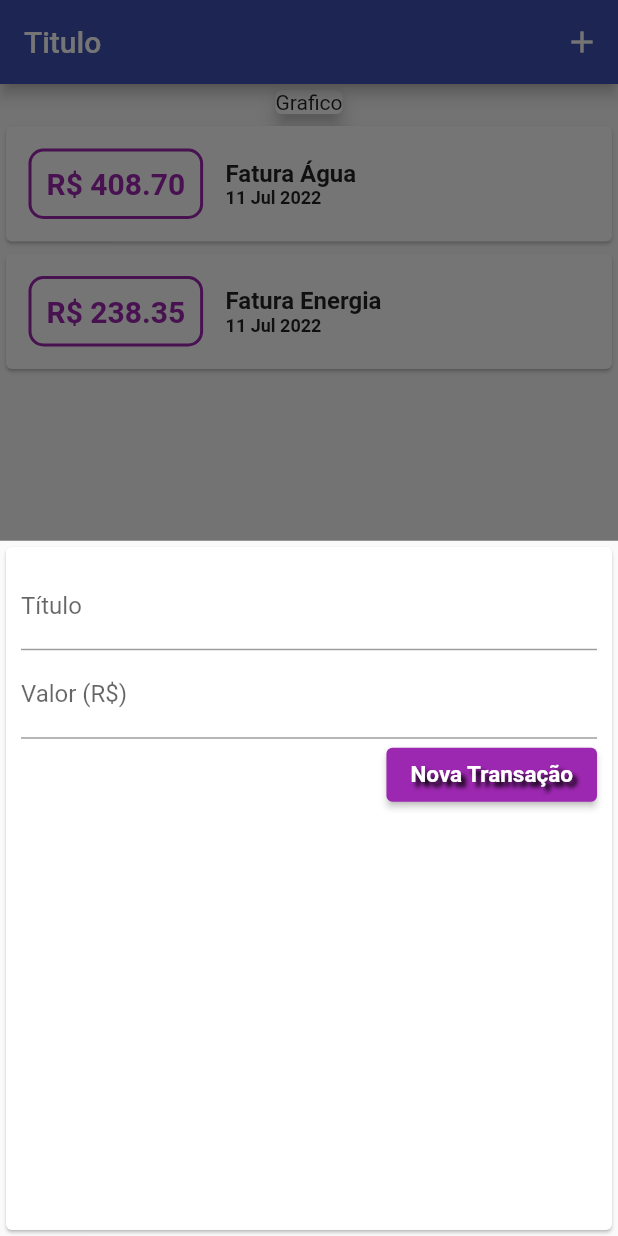
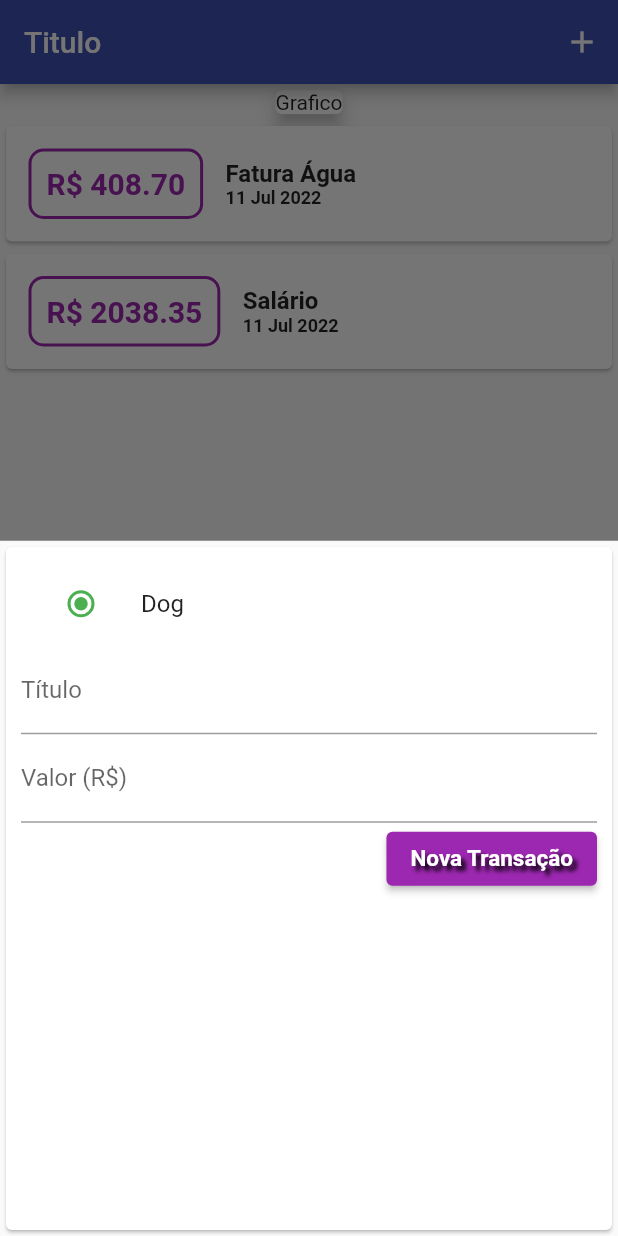
Before and after one commit to diegobagio/appvidafinanceira, a Flutter app: the screen it shows after launch, after a tap on the "add" icon, on a phone screen of 412 x 824 dp. Run offline on Flutter 3.47's test engine with Material 2 defaults, Android fonts, the phone set to English and light mode, and no system bars.

Commit message:
Adicionado Tipo de transação

```diff
--- a/lib/components/transaction_form.dart
+++ b/lib/components/transaction_form.dart
@@ -1,11 +1,15 @@
 import 'package:flutter/material.dart';
+
+import '../enums/tipo.dart';
 
 class TransactionForm extends StatelessWidget {
 
   final itemController = TextEditingController();
   final valorController = TextEditingController();
+  Tipo _tipo = Tipo.RECEBIDO;
 
-   final void Function(String, double) onSubmit;
+
+  final void Function(String, double, Tipo) onSubmit;
 
   TransactionForm(this.onSubmit);
 
@@ -17,16 +21,32 @@ class TransactionForm extends StatelessWidget {
       return;
     }
 
-    onSubmit(title, value);
+    onSubmit(title, value, _tipo );
   }
 
   @override
   Widget build(BuildContext context) {
+
     return Card(
       child: Padding(
         padding: EdgeInsets.all(10),
         child: Column(
           children: [
+            ListTile(
+              title: const Text('Dog'),
+              leading: Radio<Tipo>(
+                fillColor: MaterialStateColor.resolveWith((states) => Colors.green),
+                focusColor: MaterialStateColor.resolveWith((states) => Colors.green),
+                value: Tipo.RECEBIDO,
+                groupValue: _tipo,
+                onChanged: (_) {},
+                // onChanged: (Tipo value) {
+                //   setState(() {
+                //     _tipo = value;
+                //   });
+                // },
+              ),
+            ),
             TextField(
               decoration: InputDecoration(labelText: 'Título'),
               controller: itemController,
--- /dev/null
+++ b/lib/enums/tipo.dart
@@ -0,0 +1,16 @@
+enum Tipo {
+  PAGO,
+  RECEBIDO
+}
+
+extension tipoDescricao on Tipo {
+  String get descricao{
+    switch(this) {
+      case Tipo.PAGO: return "Pago";
+      case Tipo.RECEBIDO: return "Recebido";
+      default:
+    }
+
+    return descricao;
+  }
+}
--- a/lib/main.dart
+++ b/lib/main.dart
@@ -2,6 +2,7 @@ import 'dart:math';
 
 import 'package:appvidafinanceira/components/transaction_form.dart';
 import 'package:appvidafinanceira/components/transaction_list.dart';
+import 'package:appvidafinanceira/enums/tipo.dart';
 import 'package:flutter/cupertino.dart';
 import 'package:flutter/material.dart';
 
@@ -29,12 +30,12 @@ class MyHomePage extends StatefulWidget {
 
 class _MyHomePageState extends State<MyHomePage> {
   final _transactions = [
-    Transaction(BigInt.from(1), 'Fatura Água', 408.7, DateTime.now()),
-    Transaction(BigInt.from(2), 'Fatura Energia', 238.35, DateTime.now()),
+    Transaction(BigInt.from(1), 'Fatura Água', 408.7, DateTime.now(), Tipo.PAGO),
+    Transaction(BigInt.from(2), 'Salário', 2038.35, DateTime.now(), Tipo.RECEBIDO),
   ];
 
-  _addTransaction(String title, double value) {
-    final newTransaction = Transaction(BigInt.from(Random().nextInt(2)), title, value, DateTime.now());
+  _addTransaction(String title, double value, Tipo tipo) {
+    final newTransaction = Transaction(BigInt.from(Random().nextInt(2)), title, value, DateTime.now(), tipo);
   }
 
   _openTransactionFormModal(BuildContext context) {
--- a/lib/models/transaction.dart
+++ b/lib/models/transaction.dart
@@ -1,8 +1,12 @@
+import '../enums/tipo.dart';
+
 class Transaction {
   final BigInt id;
   final String title;
   final double value;
   final DateTime date;
+  final Tipo tipo;
 
-  Transaction(this.id, this.title, this.value, this.date);
+
+  Transaction(this.id, this.title, this.value, this.date, this.tipo);
 }
```
